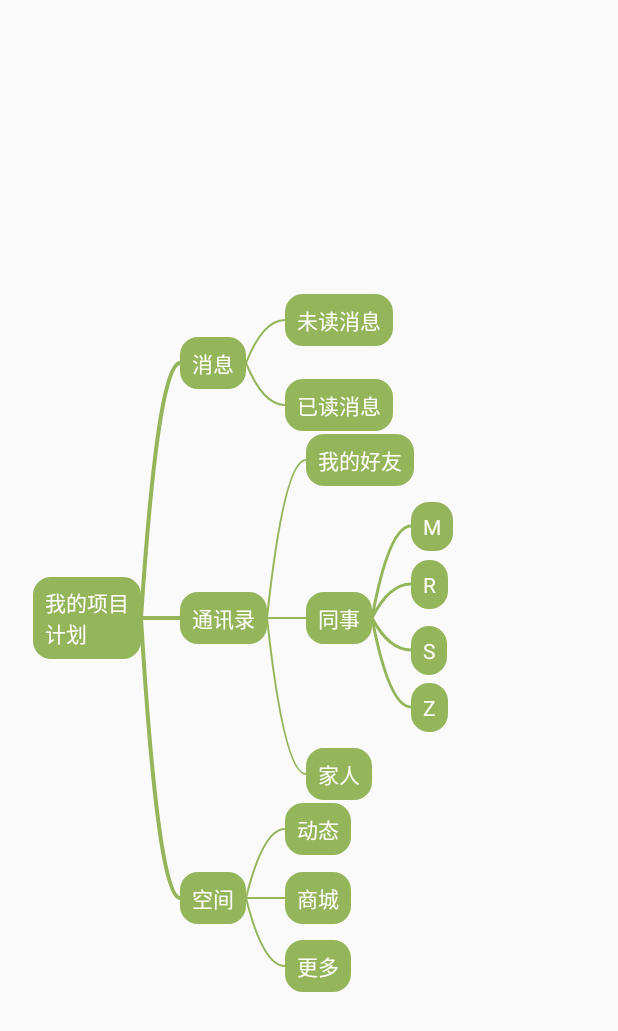
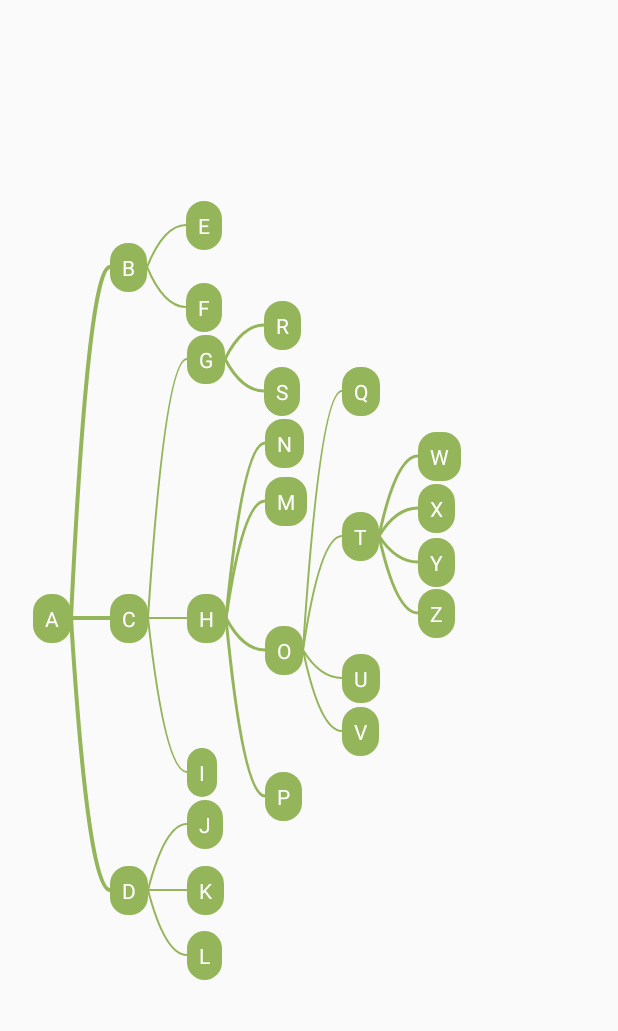
Before and after one commit to owant/ThinkMap, an Android app: the screen it shows after launch (MainActivity), on a phone screen of 412 x 824 dp. Shown: the top 1031 px of the screen. Run offline under Robolectric (Android 15) with nearby library versions, the phone set to English and light mode, and no system bars.

Commit message:
fixed the bug

```diff
--- a/src/main/java/com/owant/drawtreeview/MainActivity.java
+++ b/src/main/java/com/owant/drawtreeview/MainActivity.java
@@ -15,41 +15,83 @@ public class MainActivity extends AppCompatActivity {
         super.onCreate(savedInstanceState);
         setContentView(R.layout.activity_main);
 
-        TreeNode<String> root = new TreeNode<>("我的项目\n计划");
-        TreeNode<String> nodeB = new TreeNode<>("消息");
-        TreeNode<String> nodeC = new TreeNode<>("通讯录");
-        TreeNode<String> nodeD = new TreeNode<>("空间");
+//        TreeNode<String> root = new TreeNode<>("我的项目\n计划");
+//        TreeNode<String> nodeB = new TreeNode<>("消息");
+//        TreeNode<String> nodeC = new TreeNode<>("通讯录");
+//        TreeNode<String> nodeD = new TreeNode<>("空间");
+//
+//        TreeNode<String> nodeE = new TreeNode<>("未读消息");
+//        TreeNode<String> nodeF = new TreeNode<>("已读消息");
+//
+//        TreeNode<String> nodeG = new TreeNode<>("我的好友");
+//        TreeNode<String> nodeH = new TreeNode<>("同事");
+//        TreeNode<String> nodeI = new TreeNode<>("家人");
+//
+//        TreeNode<String> nodeJ = new TreeNode<>("动态");
+//        TreeNode<String> nodeK = new TreeNode<>("商城");
+//        TreeNode<String> nodeL = new TreeNode<>("更多");
+//
+//        TreeNode<String> nodeM = new TreeNode<>("M");
+//        TreeNode<String> nodeN = new TreeNode<>("N");
+//        TreeNode<String> nodeO = new TreeNode<>("O");
+//        TreeNode<String> nodeP = new TreeNode<>("P");
+//        TreeNode<String> nodeR = new TreeNode<>("R");
+//        TreeNode<String> nodeS = new TreeNode<>("S");
+//        TreeNode<String> nodeZ = new TreeNode<>("Z");
+//        TreeNode<String> nodey = new TreeNode<>("Y");
+//        TreeNode<String> nodey1 = new TreeNode<>("你好");
+//
+//        Tree<String> tree = new Tree<>(root);
+//        tree.addNode(root, nodeB, nodeC, nodeD);
+//        tree.addNode(nodeB, nodeE, nodeF);
+//        tree.addNode(nodeC, nodeG, nodeH, nodeI);
+//        tree.addNode(nodeD, nodeJ, nodeK, nodeL);
+//        tree.addNode(nodeH, nodeM, nodeR, nodeS, nodeZ);
+//
+//        TreeView treeView = (TreeView) findViewById(R.id.tree_view);
+//        treeView.setTree(tree);
 
-        TreeNode<String> nodeE = new TreeNode<>("未读消息");
-        TreeNode<String> nodeF = new TreeNode<>("已读消息");
-
-        TreeNode<String> nodeG = new TreeNode<>("我的好友");
-        TreeNode<String> nodeH = new TreeNode<>("同事");
-        TreeNode<String> nodeI = new TreeNode<>("家人");
-
-        TreeNode<String> nodeJ = new TreeNode<>("动态");
-        TreeNode<String> nodeK = new TreeNode<>("商城");
-        TreeNode<String> nodeL = new TreeNode<>("更多");
-
+        TreeNode<String> nodeA = new TreeNode<>("A");
+        TreeNode<String> nodeB = new TreeNode<>("B");
+        TreeNode<String> nodeC = new TreeNode<>("C");
+        TreeNode<String> nodeD = new TreeNode<>("D");
+        TreeNode<String> nodeE = new TreeNode<>("E");
+        TreeNode<String> nodeF = new TreeNode<>("F");
+        TreeNode<String> nodeG = new TreeNode<>("G");
+        TreeNode<String> nodeH = new TreeNode<>("H");
+        TreeNode<String> nodeI = new TreeNode<>("I");
+        TreeNode<String> nodeJ = new TreeNode<>("J");
+        TreeNode<String> nodeK = new TreeNode<>("K");
+        TreeNode<String> nodeL = new TreeNode<>("L");
         TreeNode<String> nodeM = new TreeNode<>("M");
         TreeNode<String> nodeN = new TreeNode<>("N");
         TreeNode<String> nodeO = new TreeNode<>("O");
         TreeNode<String> nodeP = new TreeNode<>("P");
+        TreeNode<String> nodeQ = new TreeNode<>("Q");
         TreeNode<String> nodeR = new TreeNode<>("R");
         TreeNode<String> nodeS = new TreeNode<>("S");
+        TreeNode<String> nodeT = new TreeNode<>("T");
+        TreeNode<String> nodeU = new TreeNode<>("U");
+        TreeNode<String> nodeV = new TreeNode<>("V");
+        TreeNode<String> nodeW = new TreeNode<>("W");
+        TreeNode<String> nodeX = new TreeNode<>("X");
+        TreeNode<String> nodeY = new TreeNode<>("Y");
         TreeNode<String> nodeZ = new TreeNode<>("Z");
-        TreeNode<String> nodey = new TreeNode<>("Y");
-        TreeNode<String> nodey1 = new TreeNode<>("你好");
 
-        Tree<String> tree = new Tree<>(root);
-        tree.addNode(root, nodeB, nodeC, nodeD);
+        TreeView treeView = (TreeView) findViewById(R.id.tree_view);
+
+
+        Tree<String> tree = new Tree<>(nodeA);
+        tree.addNode(nodeA, nodeB, nodeC, nodeD);
         tree.addNode(nodeB, nodeE, nodeF);
         tree.addNode(nodeC, nodeG, nodeH, nodeI);
         tree.addNode(nodeD, nodeJ, nodeK, nodeL);
-        tree.addNode(nodeH, nodeM, nodeR, nodeS, nodeZ);
+        tree.addNode(nodeH, nodeN, nodeM, nodeO, nodeP);
+        tree.addNode(nodeO, nodeQ, nodeT, nodeU, nodeV);
+        tree.addNode(nodeT, nodeW, nodeX, nodeY, nodeZ);
+        tree.addNode(nodeG,nodeR,nodeS);
+        treeView.setTree(tree);
 
-        TreeView treeView = (TreeView) findViewById(R.id.tree_view);
-        treeView.setTree(tree);
     }
 
 }
--- a/src/main/java/com/owant/drawtreeview/view/TreeView.java
+++ b/src/main/java/com/owant/drawtreeview/view/TreeView.java
@@ -19,6 +19,7 @@ import java.util.ArrayDeque;
 import java.util.ArrayList;
 import java.util.Deque;
 import java.util.LinkedList;
+import java.util.Stack;
 
 /**
  * Created by owant on 17/12/2016.
@@ -84,16 +85,34 @@ public class TreeView extends ViewGroup {
 //    TreeNode<String> nodeW = new TreeNode<>("W");
 //    TreeNode<String> nodeX = new TreeNode<>("X");
 //    TreeNode<String> nodeY = new TreeNode<>("Y");
+//    TreeNode<String> nodeZ = new TreeNode<>("Z");
 //
+//    TreeNode<String> info = new TreeNode<>("我爱你");
+//    TreeNode<String> info1 = new TreeNode<>("我爱你");
+//    TreeNode<String> info2 = new TreeNode<>("我爱你");
+//    TreeNode<String> info3 = new TreeNode<>("我爱你");
+//    TreeNode<String> info4 = new TreeNode<>("我爱你");
+//    TreeNode<String> info5 = new TreeNode<>("我爱你");
+//    TreeNode<String> info6 = new TreeNode<>("我爱你");
+
 //    private void test() {
 //        Tree<String> tree = new Tree<>(nodeA);
-//        tree.addNode(nodeA, nodeC, nodeD, nodeJ);
-//        tree.addNode(nodeC, nodeO, nodeP, nodeQ);
-//        tree.addNode(nodeD, nodeE, nodeF, nodeG, nodeH);
-//        tree.addNode(nodeE, nodeY, nodeX, nodeW, nodeR, nodeT);
-//        tree.addNode(nodeG, nodeK, nodeL, nodeM, nodeN);
+//
+//        tree.addNode(nodeA, nodeB, nodeC, nodeD);
+//        tree.addNode(nodeB, nodeE, nodeF);
+//        tree.addNode(nodeC, nodeG, nodeH, nodeI);
+//        tree.addNode(nodeD, nodeJ, nodeK, nodeL);
+//        tree.addNode(nodeH, nodeN, nodeM, nodeO, nodeP);
+//        tree.addNode(nodeO, nodeQ, nodeT, nodeU, nodeV);
+//        tree.addNode(nodeT, nodeW, nodeX, nodeY, nodeZ);
+//        tree.addNode(nodeG, nodeR, nodeS);
+//
+//       tree.addNode(nodeN, info, info1);
+//       tree.addNode(nodeZ, info2, info3, info4);
+//       tree.addNode(nodeM, info5, info6);
+//
 //        this.setTree(tree);
-//    }
+//   }
 
     public void setTree(Tree<String> tree) {
         this.mTree = tree;
@@ -163,6 +182,8 @@ public class TreeView extends ViewGroup {
         }
 
         //基于同层纠正
+        //需要先进后出
+        Stack<SameFloorModel> correctStack = new Stack<>();
         Deque<TreeNode<String>> queue = new ArrayDeque<>();
         TreeNode<String> rootNode2 = mTree.getRootNode();
         queue.add(rootNode2);
@@ -174,8 +195,11 @@ public class TreeView extends ViewGroup {
                         temp.getParentNode() != null &&
                         temp.getParentNode() != rootNode2.getParentNode()) {
 
-                    Log.i("samefloorunsameparent", temp.getValue() + "," + rootNode2.getValue());
-                    correctInSameFloorTB(temp, rootNode2);
+                    Log.i("same_f un_same_p", temp.getValue() + "," + rootNode2.getValue());
+                    SameFloorModel m = new SameFloorModel();
+                    m.top = temp;
+                    m.bot = rootNode2;
+                    correctStack.push(m);
                 }
             }
 
@@ -186,6 +210,10 @@ public class TreeView extends ViewGroup {
                     queue.add(item);
                 }
             }
+        }
+        while (!correctStack.empty()) {
+            SameFloorModel pop = correctStack.pop();
+            correctInSameFloorTB(pop.top, pop.bot);
         }
 
 
@@ -568,7 +596,6 @@ public class TreeView extends ViewGroup {
 
     }
 
-
     @Override
     protected void dispatchDraw(Canvas canvas) {
         if (mTree != null) {
@@ -659,5 +686,9 @@ public class TreeView extends ViewGroup {
         return result;
     }
 
+    private class SameFloorModel {
+        public TreeNode<String> top;
+        public TreeNode<String> bot;
+    }
 
 }
```
Also changed, not shown: src/main/java/com/owant/drawtreeview/MainTest.java (+52 -47 lines), 1 other file.
